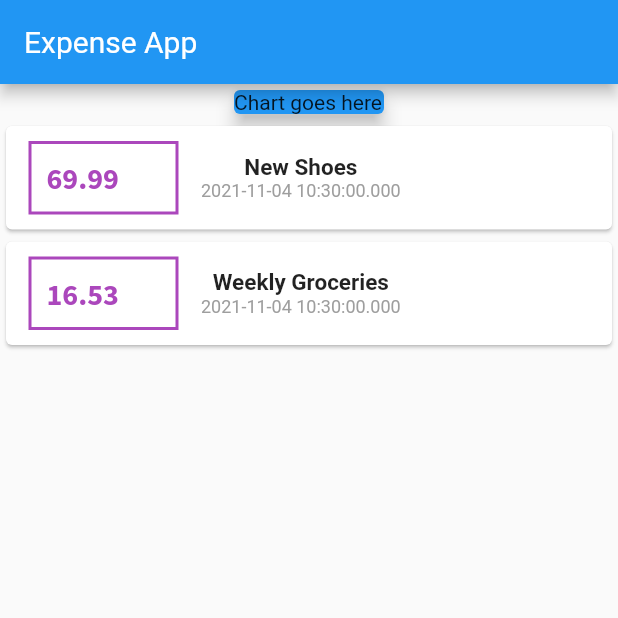
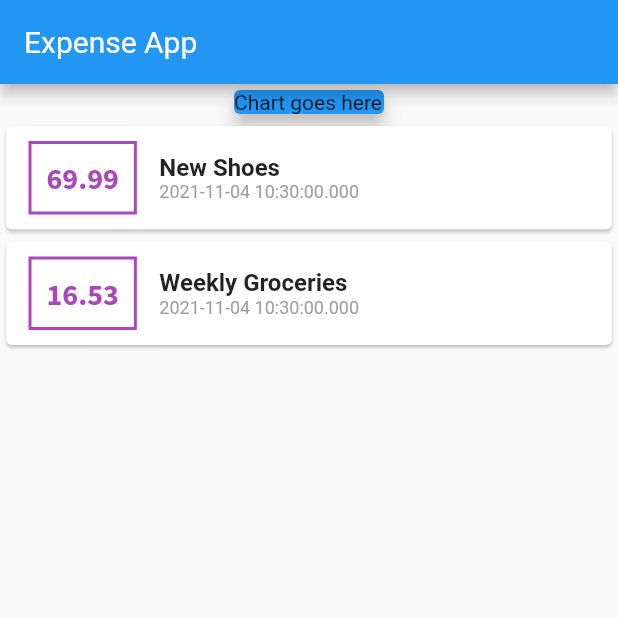
Before and after one commit to alexmisnovs/expense_tracker, a Flutter app: the screen it shows after launch, on a phone screen of 412 x 824 dp, the top half of it. Run offline on Flutter 3.47's test engine with Material 2 defaults, Android fonts, the phone set to English and light mode, and no system bars.

Commit message:
styling transactions

```diff
--- a/lib/main.dart
+++ b/lib/main.dart
@@ -68,15 +68,16 @@ class MyHomePage extends StatelessWidget {
                       color: Colors.purple.shade400,
                     ),
                   ),
-                    width: 100),
+                ),
                 Column(
+                  crossAxisAlignment: CrossAxisAlignment.start,
                   children: [
                     Text(
                       transaction.title,
                       style: TextStyle(
                         fontFamily: 'Roboto',
                         fontWeight: FontWeight.bold,
-                        fontSize: 15,
+                        fontSize: 16,
                       ),
                     ),
                     Text(
```
Lines whose indentation alone changed are shown as unchanged.
